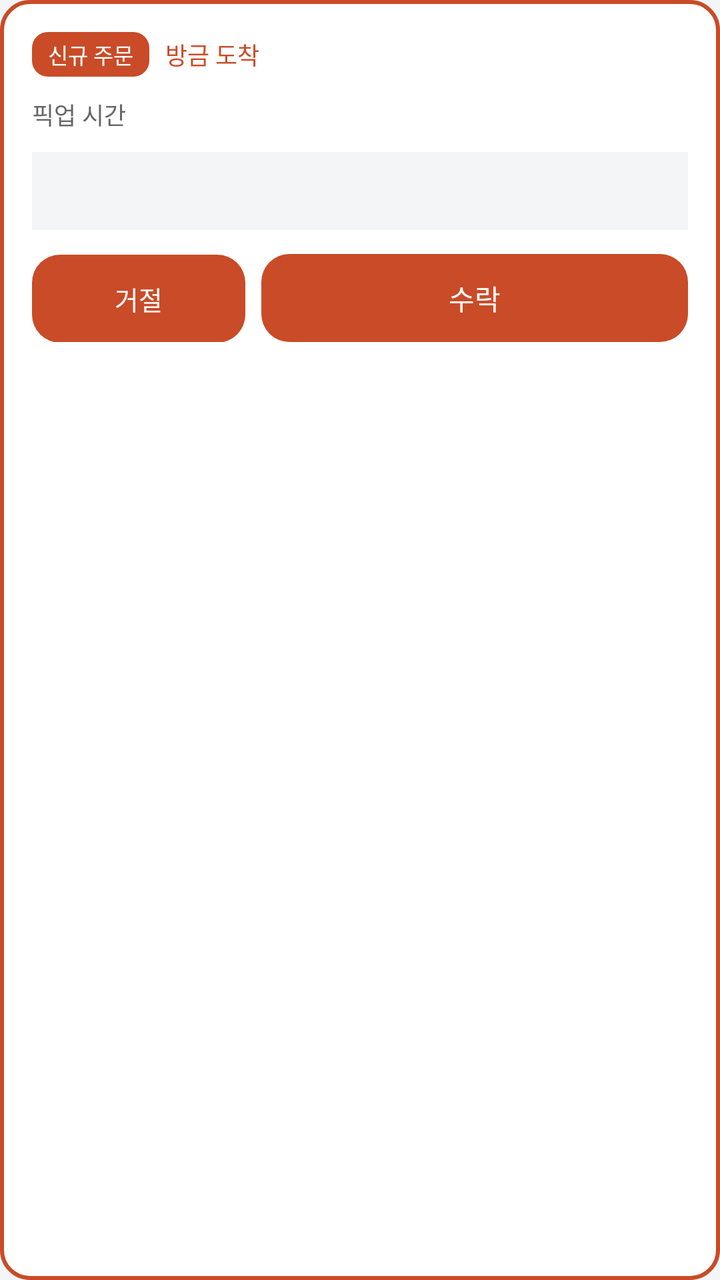
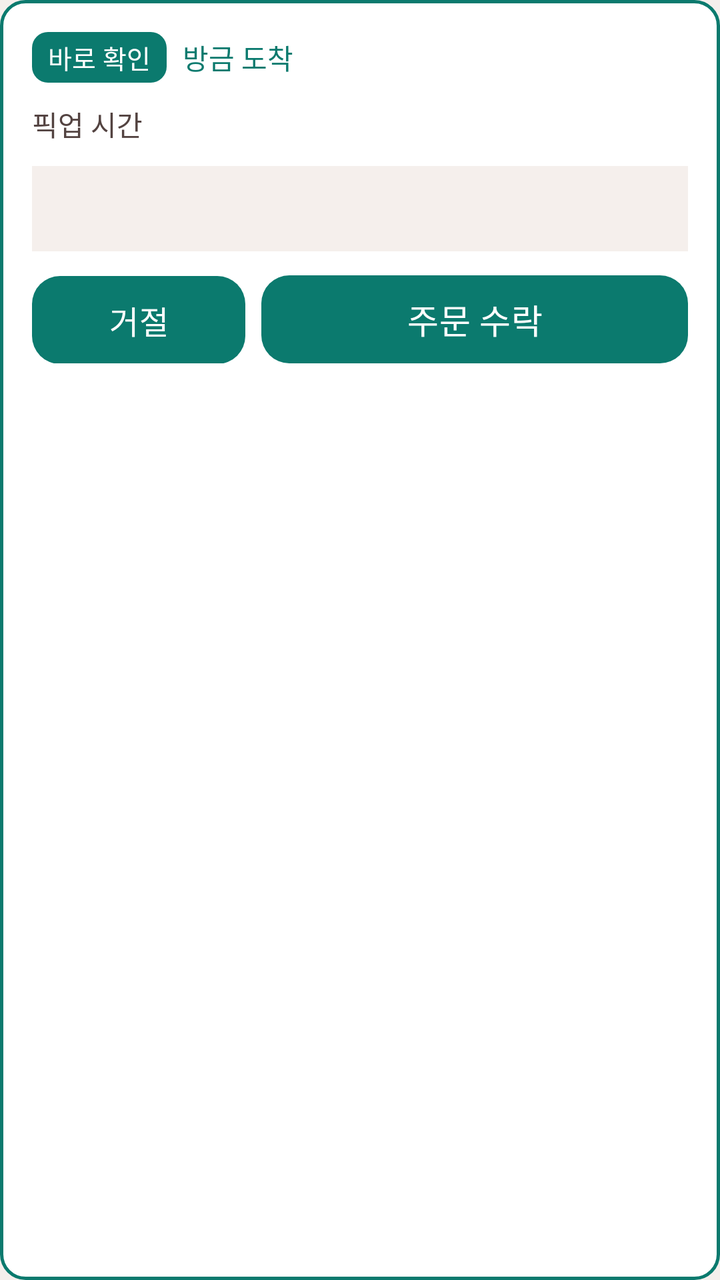

Compare the two renders of this Android layout. The source of the first and the diff that turns it into the second are given below.
<!-- AndroidManifest.xml: application theme Theme.Deuktemsiru_seller -->
<!-- res/layout/item_order_new.xml -->
<?xml version="1.0" encoding="utf-8"?>

<LinearLayout
    xmlns:android="http://schemas.android.com/apk/res/android"
    android:layout_width="match_parent"
    android:layout_height="wrap_content"
    android:orientation="vertical"
    android:background="@drawable/bg_card_primary_border"
    android:padding="16dp"
    android:layout_marginBottom="10dp">

    
    <LinearLayout
        android:layout_width="match_parent"
        android:layout_height="wrap_content"
        android:orientation="horizontal"
        android:gravity="center_vertical">

        <TextView
            android:layout_width="wrap_content"
            android:layout_height="wrap_content"
            android:text="신규 주문"
            android:textSize="11sp"
            android:textColor="@color/white"
            android:fontFamily="sans-serif-medium"
            android:background="@drawable/bg_rounded_primary"
            android:paddingStart="8dp"
            android:paddingEnd="8dp"
            android:paddingTop="3dp"
            android:paddingBottom="3dp" />

        <TextView
            android:id="@+id/tv_order_time"
            android:layout_width="0dp"
            android:layout_height="wrap_content"
            android:layout_weight="1"
            android:text="방금 도착"
            android:textSize="12sp"
            android:textColor="@color/primary"
            android:layout_marginStart="8dp" />

        <TextView
            android:id="@+id/tv_order_number"
            android:layout_width="wrap_content"
            android:layout_height="wrap_content"
            android:text=""
            android:textSize="12sp"
            android:textColor="@color/text_sub"
            android:fontFamily="monospace" />

    </LinearLayout>

    
    <LinearLayout
        android:layout_width="wrap_content"
        android:layout_height="wrap_content"
        android:orientation="horizontal"
        android:gravity="center_vertical"
        android:layout_marginTop="10dp">

        <TextView
            android:layout_width="wrap_content"
            android:layout_height="wrap_content"
            android:text="픽업 시간  "
            android:textSize="12sp"
            android:textColor="@color/text_sub" />

        <TextView
            android:id="@+id/tv_pickup_time"
            android:layout_width="wrap_content"
            android:layout_height="wrap_content"
            android:text=""
            android:textSize="13sp"
            android:textColor="@color/text"
            android:fontFamily="sans-serif-medium" />

    </LinearLayout>

    
    <LinearLayout
        android:layout_width="match_parent"
        android:layout_height="wrap_content"
        android:orientation="horizontal"
        android:gravity="center_vertical"
        android:background="@color/surface"
        android:padding="10dp"
        android:layout_marginTop="10dp">

        <TextView
            android:id="@+id/tv_menu_summary"
            android:layout_width="0dp"
            android:layout_height="wrap_content"
            android:layout_weight="1"
            android:text=""
            android:textSize="13sp"
            android:textColor="@color/text" />

        <TextView
            android:id="@+id/tv_total_amount"
            android:layout_width="wrap_content"
            android:layout_height="wrap_content"
            android:text=""
            android:textSize="14sp"
            android:textColor="@color/text"
            android:fontFamily="sans-serif-medium" />

    </LinearLayout>

    
    <LinearLayout
        android:layout_width="match_parent"
        android:layout_height="wrap_content"
        android:orientation="horizontal"
        android:layout_marginTop="12dp">

        <Button
            android:id="@+id/btn_reject"
            android:layout_width="0dp"
            android:layout_height="44dp"
            android:layout_weight="1"
            android:text="거절"
            android:textSize="13sp"
            android:textColor="@color/white"
            android:fontFamily="sans-serif-medium"
            android:background="@drawable/bg_button_danger"
            android:backgroundTint="@null"
            android:layout_marginEnd="8dp"
            android:insetTop="0dp"
            android:insetBottom="0dp"
            android:stateListAnimator="@null" />

        <Button
            android:id="@+id/btn_accept"
            android:layout_width="0dp"
            android:layout_height="44dp"
            android:layout_weight="2"
            android:text="수락"
            android:textSize="14sp"
            android:textColor="@color/white"
            android:fontFamily="sans-serif-medium"
            android:background="@drawable/bg_button_primary"
            android:backgroundTint="@null"
            android:insetTop="0dp"
            android:insetBottom="0dp"
            android:stateListAnimator="@null" />

    </LinearLayout>

</LinearLayout>
<!-- resources referenced by this layout -->
<resources>
  <color name="primary">#FFC94B28</color>
  <color name="surface">#FFF4F5F7</color>
  <color name="text">#FF1A1A1A</color>
  <color name="text_sub">#FF666666</color>
  <color name="white">#FFFFFFFF</color>
  <!-- drawable bg_button_danger (drawable) -->
  <?xml version="1.0" encoding="utf-8"?>
  <shape xmlns:android="http://schemas.android.com/apk/res/android"
      android:shape="rectangle">
      <solid android:color="@color/danger" />
      <corners android:radius="14dp" />
  </shape>
  <!-- drawable bg_button_primary (drawable) -->
  <?xml version="1.0" encoding="utf-8"?>
  
  <shape xmlns:android="http://schemas.android.com/apk/res/android"
      android:shape="rectangle">
      <solid android:color="@color/primary" />
      <corners android:radius="14dp" />
  </shape>
  <!-- drawable bg_card_primary_border (drawable) -->
  <?xml version="1.0" encoding="utf-8"?>
  
  <shape xmlns:android="http://schemas.android.com/apk/res/android"
      android:shape="rectangle">
      <solid android:color="#FFFFFF" />
      <stroke android:width="2dp" android:color="@color/primary" />
      <corners android:radius="14dp" />
  </shape>
  <!-- drawable bg_rounded_primary (drawable) -->
  <?xml version="1.0" encoding="utf-8"?>
  
  <shape xmlns:android="http://schemas.android.com/apk/res/android"
      android:shape="rectangle">
      <solid android:color="@color/primary" />
      <corners android:radius="8dp" />
  </shape>
  <style name="Theme.Deuktemsiru_seller" parent="Base.Theme.Deuktemsiru_seller" />
  <color name="danger">#FFFF3B30</color>
  <style name="Base.Theme.Deuktemsiru_seller" parent="Theme.Material3.Light.NoActionBar">
          <item name="colorPrimary">@color/primary</item>
          <item name="colorPrimaryVariant">@color/primary_dark</item>
          <item name="colorOnPrimary">@color/white</item>
          <item name="colorSurface">@color/surface</item>
          <item name="android:colorBackground">@color/surface</item>
          <item name="android:fontFamily">sans-serif</item>
          <item name="bottomNavigationStyle">@style/Widget.App.BottomNav</item>
      </style>
  <color name="primary_dark">#FF8A2F19</color>
  <style name="Widget.App.BottomNav" parent="Widget.Material3.BottomNavigationView">
          <item name="itemIconTint">@color/bottom_nav_color</item>
          <item name="itemTextColor">@color/bottom_nav_color</item>
          <item name="itemActiveIndicatorStyle">@style/Widget.App.ActiveIndicator</item>
      </style>
  <style name="Widget.App.ActiveIndicator" parent="Widget.Material3.BottomNavigationView.ActiveIndicator">
          <item name="android:color">@color/primary_light</item>
      </style>
  <color name="primary_light">#FFFFE7DE</color>
</resources>

<!-- the commit's change to res/layout/item_order_new.xml (unified diff, before → after) -->
@@ -5,7 +5,7 @@
     android:layout_width="match_parent"
     android:layout_height="wrap_content"
     android:orientation="vertical"
-    android:background="@drawable/bg_card_primary_border"
+    android:background="@drawable/bg_card_urgent"
     android:padding="16dp"
     android:layout_marginBottom="10dp">
 
@@ -19,8 +19,8 @@
         <TextView
             android:layout_width="wrap_content"
             android:layout_height="wrap_content"
-            android:text="신규 주문"
-            android:textSize="11sp"
+            android:text="바로 확인"
+            android:textSize="13sp"
             android:textColor="@color/white"
             android:fontFamily="sans-serif-medium"
             android:background="@drawable/bg_rounded_primary"
@@ -35,7 +35,7 @@
             android:layout_height="wrap_content"
             android:layout_weight="1"
             android:text="방금 도착"
-            android:textSize="12sp"
+            android:textSize="14sp"
             android:textColor="@color/primary"
             android:layout_marginStart="8dp" />
 
@@ -44,7 +44,7 @@
             android:layout_width="wrap_content"
             android:layout_height="wrap_content"
             android:text=""
-            android:textSize="12sp"
+            android:textSize="14sp"
             android:textColor="@color/text_sub"
             android:fontFamily="monospace" />
 
@@ -62,7 +62,7 @@
             android:layout_width="wrap_content"
             android:layout_height="wrap_content"
             android:text="픽업 시간  "
-            android:textSize="12sp"
+            android:textSize="14sp"
             android:textColor="@color/text_sub" />
 
         <TextView
@@ -70,7 +70,7 @@
             android:layout_width="wrap_content"
             android:layout_height="wrap_content"
             android:text=""
-            android:textSize="13sp"
+            android:textSize="16sp"
             android:textColor="@color/text"
             android:fontFamily="sans-serif-medium" />
 
@@ -92,7 +92,7 @@
             android:layout_height="wrap_content"
             android:layout_weight="1"
             android:text=""
-            android:textSize="13sp"
+            android:textSize="16sp"
             android:textColor="@color/text" />
 
         <TextView
@@ -100,7 +100,7 @@
             android:layout_width="wrap_content"
             android:layout_height="wrap_content"
             android:text=""
-            android:textSize="14sp"
+            android:textSize="17sp"
             android:textColor="@color/text"
             android:fontFamily="sans-serif-medium" />
 
@@ -119,7 +119,7 @@
             android:layout_height="44dp"
             android:layout_weight="1"
             android:text="거절"
-            android:textSize="13sp"
+            android:textSize="16sp"
             android:textColor="@color/white"
             android:fontFamily="sans-serif-medium"
             android:background="@drawable/bg_button_danger"
@@ -134,8 +134,8 @@
             android:layout_width="0dp"
             android:layout_height="44dp"
             android:layout_weight="2"
-            android:text="수락"
-            android:textSize="14sp"
+            android:text="주문 수락"
+            android:textSize="17sp"
             android:textColor="@color/white"
             android:fontFamily="sans-serif-medium"
             android:background="@drawable/bg_button_primary"
<!-- resource entries referenced after the edit -->
@@ -1,9 +1,9 @@
 <!-- resources referenced by this layout -->
 <resources>
-  <color name="primary">#FFC94B28</color>
-  <color name="surface">#FFF4F5F7</color>
-  <color name="text">#FF1A1A1A</color>
-  <color name="text_sub">#FF666666</color>
+  <color name="primary">#0B7A6E</color>
+  <color name="surface">#FFF5EFEC</color>
+  <color name="text">#FF1A1110</color>
+  <color name="text_sub">#FF534341</color>
   <color name="white">#FFFFFFFF</color>
   <!-- drawable bg_button_danger (drawable) -->
   <?xml version="1.0" encoding="utf-8"?>
@@ -14,20 +14,17 @@
   </shape>
   <!-- drawable bg_button_primary (drawable) -->
   <?xml version="1.0" encoding="utf-8"?>
-  
   <shape xmlns:android="http://schemas.android.com/apk/res/android"
       android:shape="rectangle">
       <solid android:color="@color/primary" />
       <corners android:radius="14dp" />
   </shape>
-  <!-- drawable bg_card_primary_border (drawable) -->
+  <!-- drawable bg_card_urgent (drawable) -->
   <?xml version="1.0" encoding="utf-8"?>
-  
-  <shape xmlns:android="http://schemas.android.com/apk/res/android"
-      android:shape="rectangle">
-      <solid android:color="#FFFFFF" />
-      <stroke android:width="2dp" android:color="@color/primary" />
-      <corners android:radius="14dp" />
+  <shape xmlns:android="http://schemas.android.com/apk/res/android" android:shape="rectangle">
+      <solid android:color="@color/white" />
+      <stroke android:width="1.5dp" android:color="@color/primary" />
+      <corners android:radius="12dp" />
   </shape>
   <!-- drawable bg_rounded_primary (drawable) -->
   <?xml version="1.0" encoding="utf-8"?>
@@ -38,7 +35,7 @@
       <corners android:radius="8dp" />
   </shape>
   <style name="Theme.Deuktemsiru_seller" parent="Base.Theme.Deuktemsiru_seller" />
-  <color name="danger">#FFFF3B30</color>
+  <color name="danger">#FFE53935</color>
   <style name="Base.Theme.Deuktemsiru_seller" parent="Theme.Material3.Light.NoActionBar">
           <item name="colorPrimary">@color/primary</item>
           <item name="colorPrimaryVariant">@color/primary_dark</item>
@@ -46,9 +43,13 @@
           <item name="colorSurface">@color/surface</item>
           <item name="android:colorBackground">@color/surface</item>
           <item name="android:fontFamily">sans-serif</item>
+          <item name="android:navigationBarColor">@color/surface_alt</item>
+          <item name="android:statusBarColor" tools:targetApi="l">@color/surface_alt</item>
+          <item name="android:windowLightStatusBar" tools:targetApi="m">true</item>
           <item name="bottomNavigationStyle">@style/Widget.App.BottomNav</item>
       </style>
-  <color name="primary_dark">#FF8A2F19</color>
+  <color name="primary_dark">#065950</color>
+  <color name="surface_alt">#FFFFFBF8</color>
   <style name="Widget.App.BottomNav" parent="Widget.Material3.BottomNavigationView">
           <item name="itemIconTint">@color/bottom_nav_color</item>
           <item name="itemTextColor">@color/bottom_nav_color</item>
@@ -57,6 +58,6 @@
   <style name="Widget.App.ActiveIndicator" parent="Widget.Material3.BottomNavigationView.ActiveIndicator">
           <item name="android:color">@color/primary_light</item>
       </style>
-  <color name="primary_light">#FFFFE7DE</color>
+  <color name="primary_light">#C8EDEA</color>
 </resources>
 
